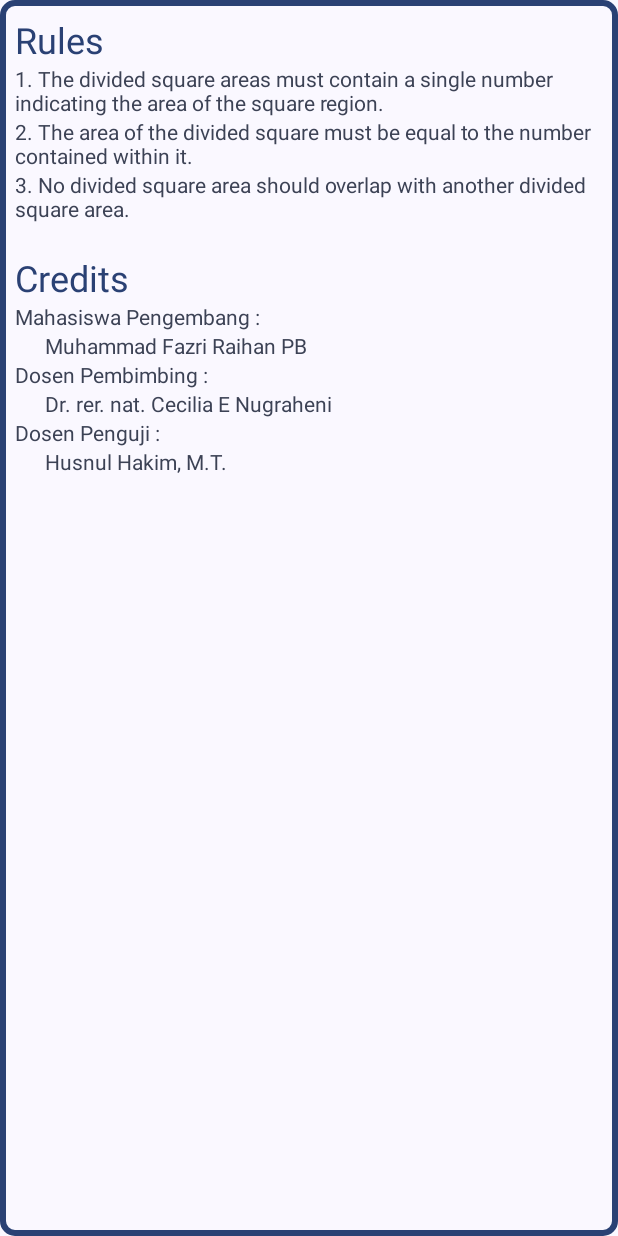
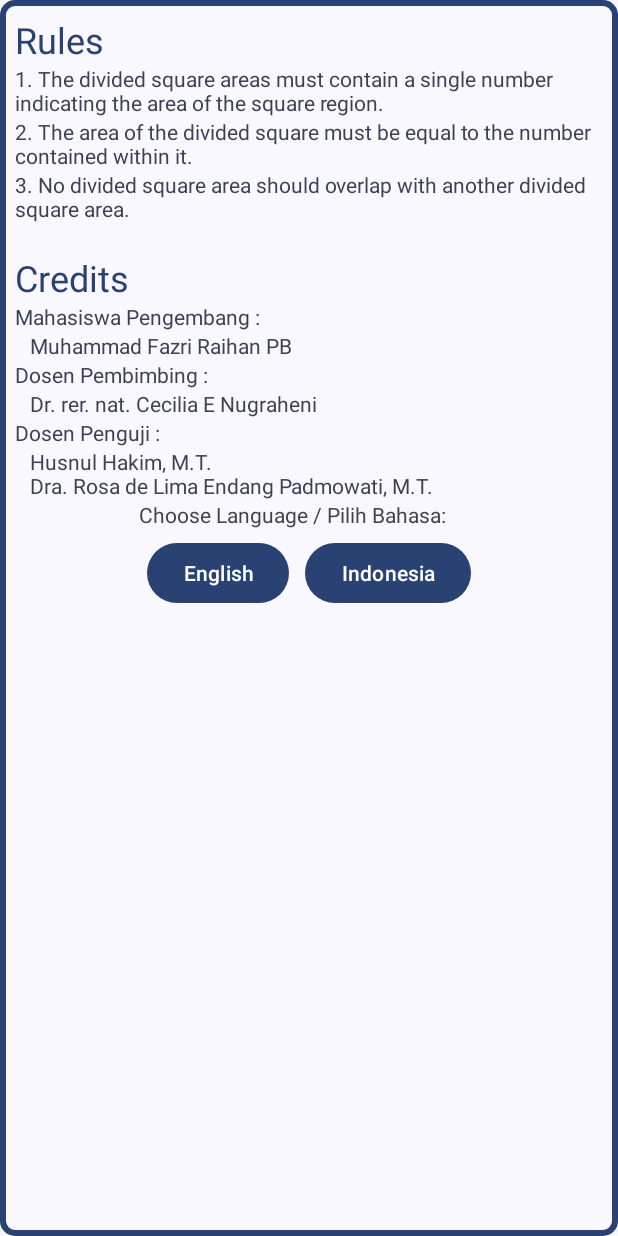
Before and after one commit to ajiajaa/Shikaku, an Android app: the layout fragment_dialog_credit.xml on its own in the app's theme, with its tools: preview values and no code run, on a phone screen of 412 x 824 dp. Run offline under Robolectric (Android 15) with nearby library versions, the phone set to English and light mode, and no system bars.

Commit message:
Supported bahasa Indonesia

```diff
--- a/app/build.gradle
+++ b/app/build.gradle
@@ -12,6 +12,7 @@ android {
         targetSdk 34
         versionCode 4
         versionName "2.0-Release"
+        resourceConfigurations += ["en", "in"]
 
         testInstrumentationRunner "androidx.test.runner.AndroidJUnitRunner"
     }
--- a/app/src/main/java/com/raihan/shikaku/view/FinishDialogFragment.java
+++ b/app/src/main/java/com/raihan/shikaku/view/FinishDialogFragment.java
@@ -60,7 +60,7 @@ public class FinishDialogFragment extends DialogFragment implements View.OnClick
             binding.congrats.setVisibility(View.GONE);
             binding.nextBtn.setVisibility(View.GONE);
         }else{
-            this.binding.congrats.setText(this.binding.congrats.getText().toString()+waktuText);
+            this.binding.congrats.setText(this.binding.congrats.getText().toString()+" "+waktuText);
             this.binding.btnPlay.setVisibility(View.GONE);
             this.binding.pause.setVisibility(View.GONE);
         }
--- a/app/src/main/res/layout/fragment_dialog_credit.xml
+++ b/app/src/main/res/layout/fragment_dialog_credit.xml
@@ -21,17 +21,17 @@
         <TextView
             android:layout_width="wrap_content"
             android:layout_height="wrap_content"
-            android:text="1. The divided square areas must contain a single number indicating the area of the square region."
+            android:text="@string/rules1"
             android:textColor="?attr/colorSecondary"/>
         <TextView
             android:layout_width="wrap_content"
             android:layout_height="wrap_content"
-            android:text="2. The area of the divided square must be equal to the number contained within it."
+            android:text="@string/rules2"
             android:textColor="?attr/colorSecondary"/>
         <TextView
             android:layout_width="wrap_content"
             android:layout_height="wrap_content"
-            android:text="3. No divided square area should overlap with another divided square area."
+            android:text="@string/rules3"
             android:textColor="?attr/colorSecondary"/>
     </LinearLayout>
     <LinearLayout
@@ -40,6 +40,7 @@
         android:orientation="vertical"
         android:layout_marginTop="20dp"
         android:textAlignment="center"
+        android:id="@+id/box1"
         android:layout_below="@id/box">
         <TextView
             android:layout_width="wrap_content"
@@ -56,7 +57,7 @@
             android:layout_width="wrap_content"
             android:layout_height="wrap_content"
             android:text="Muhammad Fazri Raihan PB"
-            android:layout_marginLeft="20dp"
+            android:layout_marginLeft="10dp"
             android:textColor="?attr/colorSecondary"/>
         <TextView
             android:layout_width="wrap_content"
@@ -67,7 +68,7 @@
             android:layout_width="wrap_content"
             android:layout_height="wrap_content"
             android:text="Dr. rer. nat. Cecilia E Nugraheni"
-            android:layout_marginLeft="20dp"
+            android:layout_marginLeft="10dp"
             android:textColor="?attr/colorSecondary"/>
         <TextView
             android:layout_width="wrap_content"
@@ -77,8 +78,38 @@
         <TextView
             android:layout_width="wrap_content"
             android:layout_height="wrap_content"
-            android:text="Husnul Hakim, M.T."
-            android:layout_marginLeft="20dp"
+            android:text="Husnul Hakim, M.T. \nDra. Rosa de Lima Endang Padmowati, M.T. "
+            android:layout_marginLeft="10dp"
             android:textColor="?attr/colorSecondary"/>
     </LinearLayout>
+    <LinearLayout
+        android:layout_width="wrap_content"
+        android:layout_height="wrap_content"
+        android:layout_below="@id/box1"
+        android:id="@+id/box2"
+        android:orientation="vertical"
+        android:layout_centerHorizontal="true">
+        <TextView
+            android:layout_width="wrap_content"
+            android:layout_height="wrap_content"
+            android:textAlignment="center"
+            android:text="Choose Language / Pilih Bahasa:"/>
+        <LinearLayout
+            android:layout_width="wrap_content"
+            android:layout_height="wrap_content"
+            android:orientation="horizontal">
+            <Button
+                android:layout_width="wrap_content"
+                android:layout_height="wrap_content"
+                android:layout_margin="5dp"
+                android:text="English"
+                android:id="@+id/btn_english"/>
+            <Button
+                android:layout_width="wrap_content"
+                android:layout_height="wrap_content"
+                android:layout_margin="5dp"
+                android:text="Indonesia"
+                android:id="@+id/btn_Indonesia"/>
+        </LinearLayout>
+    </LinearLayout>
 </RelativeLayout>
--- a/app/src/main/res/layout/fragment_dialog_finish.xml
+++ b/app/src/main/res/layout/fragment_dialog_finish.xml
@@ -41,7 +41,7 @@
             android:layout_width="wrap_content"
             android:layout_height="wrap_content"
             android:textColor="?attr/colorPrimary"
-            android:text="Congratulations! You have conquered the puzzle in "
+            android:text="@string/congrats"
             android:id="@+id/congrats"
             android:textAlignment="center"/>
         <TextView
--- a/app/src/main/res/layout/fragment_difficulty.xml
+++ b/app/src/main/res/layout/fragment_difficulty.xml
@@ -17,7 +17,7 @@
     <Button
         android:layout_width="match_parent"
         android:layout_height="wrap_content"
-        android:text="Easy"
+        android:text="@string/easyBtn"
         android:id="@+id/btn5"
         android:layout_below="@id/logo"
         android:drawableLeft="@drawable/button_play_default24"
@@ -27,7 +27,7 @@
         android:layout_width="match_parent"
         android:layout_height="wrap_content"
         android:drawableLeft="@drawable/button_play_default24"
-        android:text="Medium"
+        android:text="@string/mediumBtn"
         android:id="@+id/btn10"
         android:layout_below="@id/btn5">
     </Button>
@@ -35,7 +35,7 @@
         android:layout_width="match_parent"
         android:layout_height="wrap_content"
         android:drawableLeft="@drawable/button_play_default24"
-        android:text="Hard"
+        android:text="@string/hardBtn"
         android:textAlignment="center"
         android:id="@+id/btn15"
         android:layout_below="@id/btn10">
```
Also changed, not shown: app/src/main/AndroidManifest.xml (+13 -1 lines), app/src/main/java/com/raihan/shikaku/MainActivity.java (+29 -2 lines), app/src/main/java/com/raihan/shikaku/view/BoardFragment.java (+20 -16 lines), app/src/main/java/com/raihan/shikaku/view/CreditDialogFragment.java (+25 -1 lines), app/src/main/res/values/strings.xml (+22 -1 lines), app/src/main/res/xml/locale_config.xml (added, +12 -0 lines), 1 other file.
